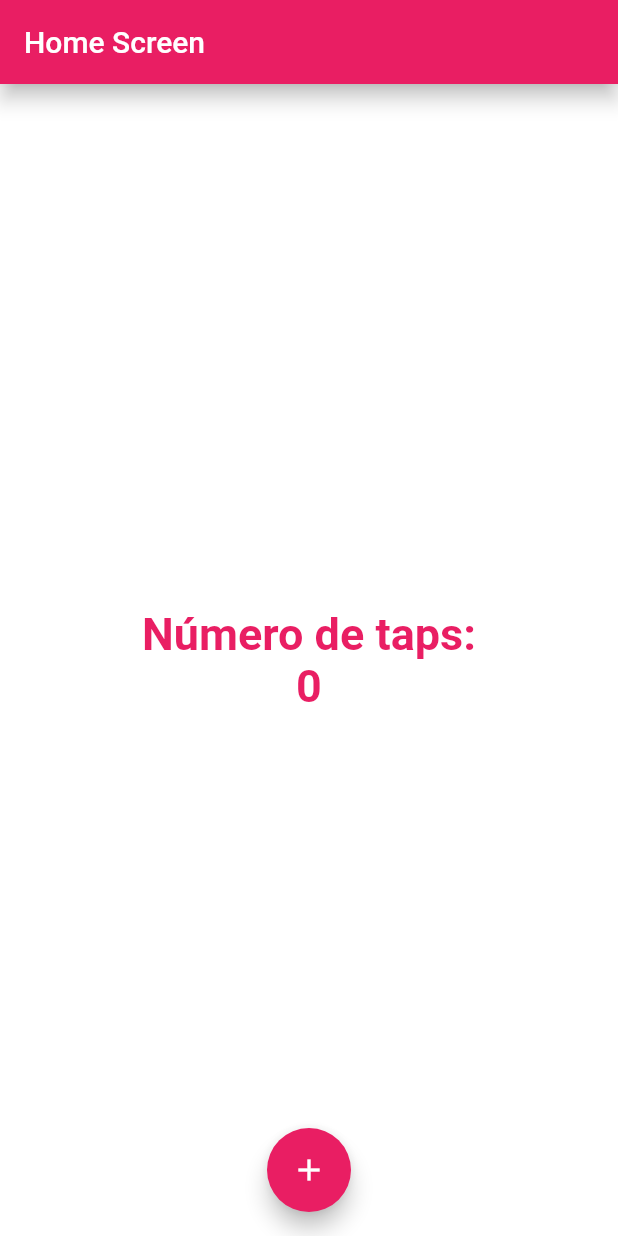
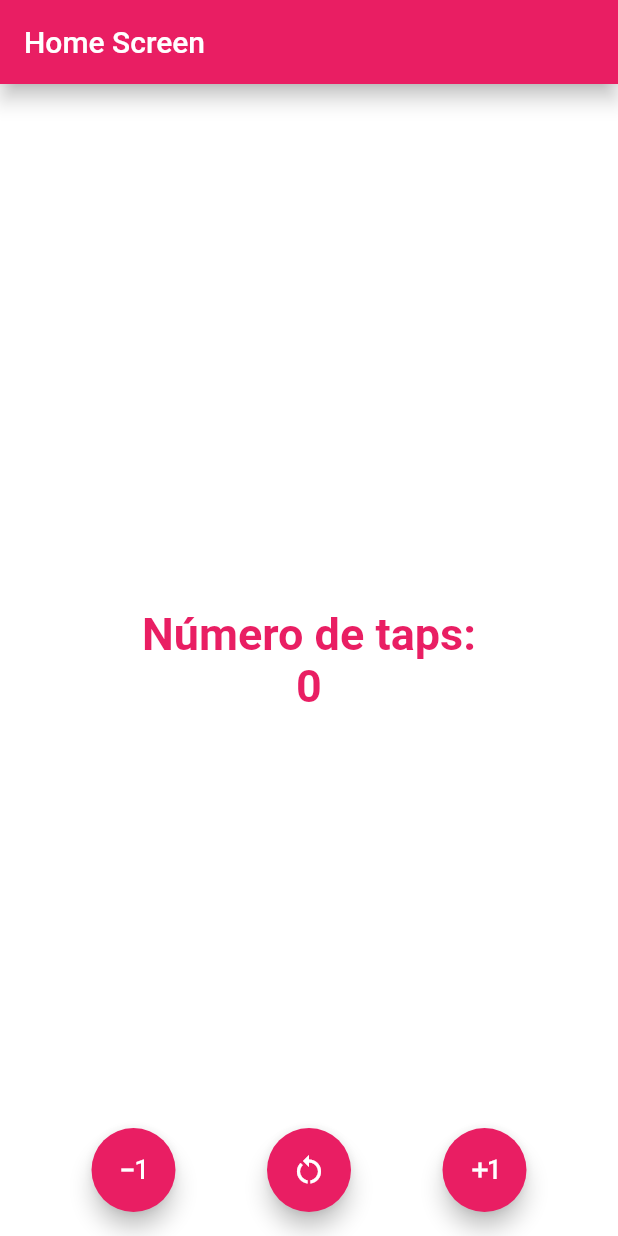
Before and after one commit to DaniGM17/Counter-App, a Flutter app: the screen it shows after launch, on a phone screen of 412 x 824 dp. Run offline on Flutter 3.47's test engine with Material 2 defaults, Android fonts, the phone set to English and light mode, and no system bars.

Commit message:
Funciones buttoms

```diff
--- a/lib/main.dart
+++ b/lib/main.dart
@@ -1,4 +1,4 @@
-import 'package:counter_app/screens/home_scree.dart';
+import 'package:counter_app/screens/counter_screen.dart';
 import 'package:flutter/material.dart';
 void main(){
   runApp(const CounterApp());
@@ -12,7 +12,7 @@ class CounterApp extends StatelessWidget{
     // ignore: prefer_const_constructors
     return const MaterialApp(
       debugShowCheckedModeBanner: false,
-      home: HomeScreen(),
+      home: CounterScreen(),
     );
   }
 
--- /dev/null
+++ b/lib/screens/counter_screen.dart
@@ -0,0 +1,63 @@
+import 'package:flutter/material.dart';
+
+class CounterScreen extends StatefulWidget {
+  const CounterScreen({super.key});
+
+  @override
+  State<CounterScreen> createState() => _CounterScreenState();
+}
+
+class _CounterScreenState extends State<CounterScreen> {
+  int contador = 0;
+  @override
+  Widget build(BuildContext context) {
+    const TextStyle estiloTexto = TextStyle(
+      fontSize: 30,
+      color: Colors.pink,
+      fontWeight: FontWeight.bold,
+    );
+    return Scaffold(
+      appBar: AppBar(
+        title: const Text('Home Screen'),
+        elevation: 5.5,
+        backgroundColor: Colors.pink,
+      ),
+      backgroundColor: Colors.white,
+      body: Center(
+          child: Column(
+        mainAxisAlignment: MainAxisAlignment.center,
+        children: [
+          const Text(
+            'Número de taps:',
+            style: estiloTexto,
+          ),
+          Text(
+            '$contador',
+            style: estiloTexto,
+          ),
+        ],
+      )),
+      floatingActionButtonLocation: FloatingActionButtonLocation.centerFloat,
+      floatingActionButton: Row(
+        mainAxisAlignment: MainAxisAlignment.spaceEvenly,
+        children: [
+          FloatingActionButton(
+            backgroundColor: Colors.pink,
+            onPressed: () => setState(() => contador--),
+            child: const Icon(Icons.exposure_minus_1),
+          ),
+          FloatingActionButton(
+            backgroundColor: Colors.pink,
+            onPressed: () => setState(() => contador=0),
+            child: const Icon(Icons.restart_alt),
+          ),
+          FloatingActionButton(
+            backgroundColor: Colors.pink,
+            onPressed: () =>  setState(() =>contador++),
+            child: const Icon(Icons.exposure_plus_1),
+          ),
+        ],
+      ),
+    );
+  }
+}
```
